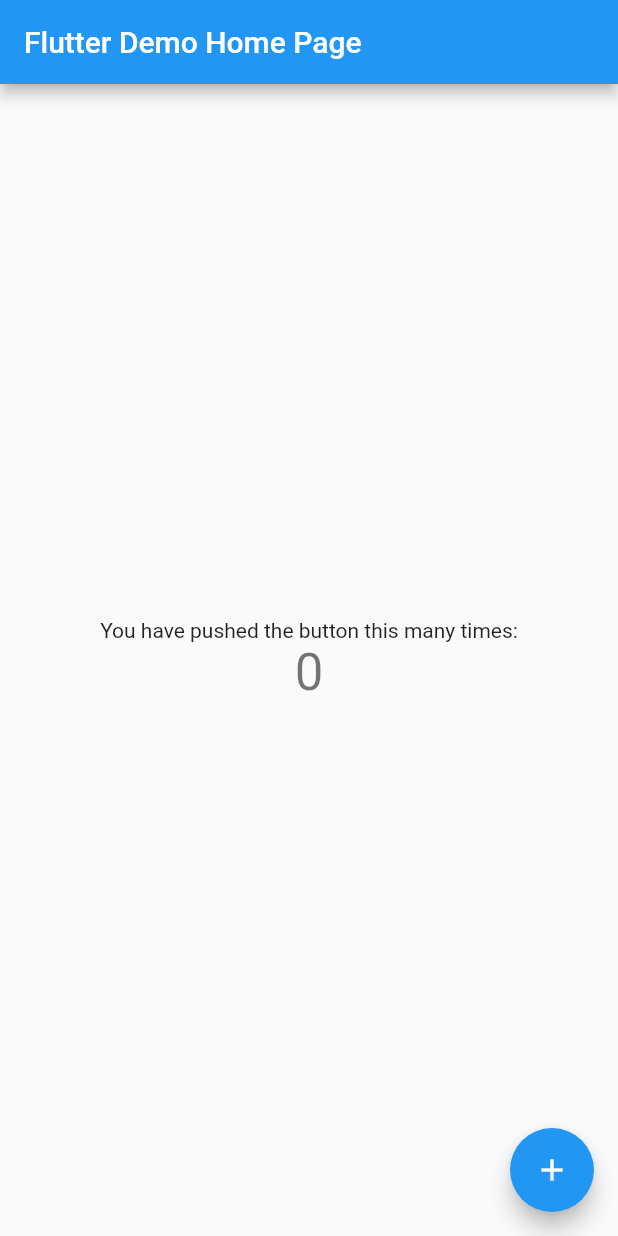
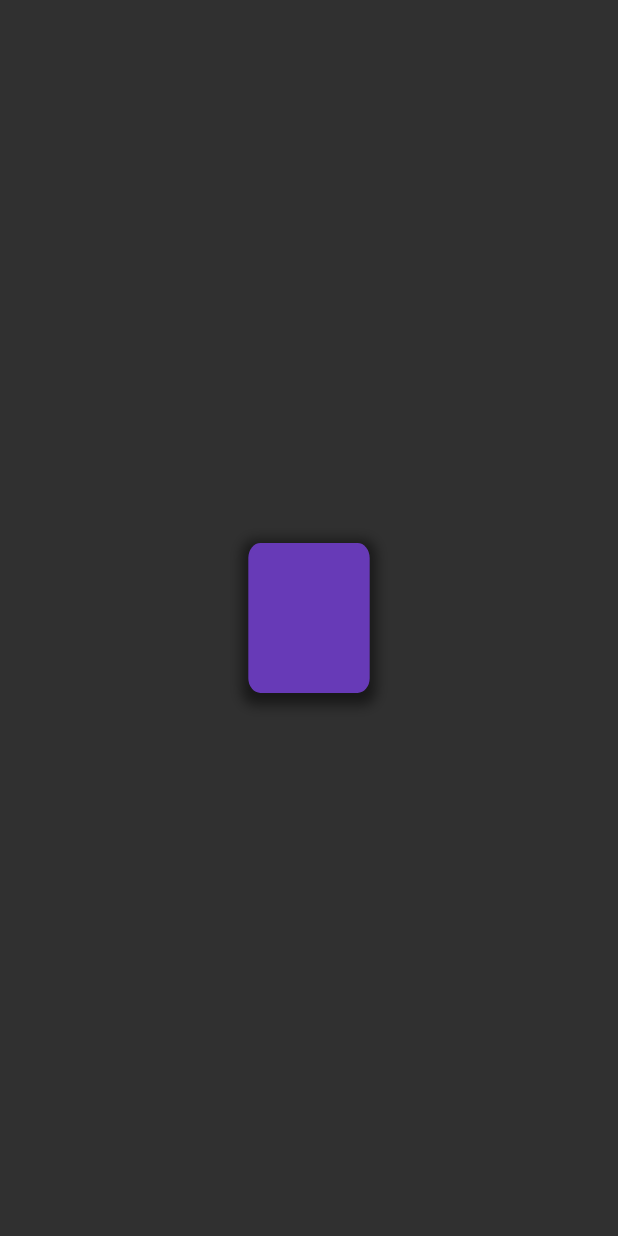
Before and after one commit to Maurisz02/flutter_animatons, a Flutter app: the screen it shows after launch, on a phone screen of 412 x 824 dp. Run offline on Flutter 3.47's test engine with Material 2 defaults, Android fonts, the phone set to English and light mode, and no system bars.

Commit message:
Animation, controller, Tween, Transform, AnimatedBuilder example

```diff
--- a/lib/main.dart
+++ b/lib/main.dart
@@ -1,115 +1,114 @@
+import 'dart:math' show pi;
+
 import 'package:flutter/material.dart';
 
+// create custom shortcuts same guy
+
 void main() {
-  runApp(const MyApp());
+  runApp(
+    const MyApp(),
+  );
 }
 
 class MyApp extends StatelessWidget {
-  const MyApp({super.key});
+  const MyApp({
+    Key? key,
+  }) : super(key: key);
 
-  // This widget is the root of your application.
   @override
   Widget build(BuildContext context) {
     return MaterialApp(
-      title: 'Flutter Demo',
-      theme: ThemeData(
-        // This is the theme of your application.
-        //
-        // Try running your application with "flutter run". You'll see the
-        // application has a blue toolbar. Then, without quitting the app, try
-        // changing the primarySwatch below to Colors.green and then invoke
-        // "hot reload" (press "r" in the console where you ran "flutter run",
-        // or simply save your changes to "hot reload" in a Flutter IDE).
-        // Notice that the counter didn't reset back to zero; the application
-        // is not restarted.
-        primarySwatch: Colors.blue,
-      ),
-      home: const MyHomePage(title: 'Flutter Demo Home Page'),
+      theme: ThemeData(brightness: Brightness.dark),
+      darkTheme: ThemeData(brightness: Brightness.dark),
+      themeMode: ThemeMode.dark,
+      debugShowCheckedModeBanner: false,
+      debugShowMaterialGrid: false,
+      home: const HomePage(),
     );
   }
 }
 
-class MyHomePage extends StatefulWidget {
-  const MyHomePage({super.key, required this.title});
-
-  // This widget is the home page of your application. It is stateful, meaning
-  // that it has a State object (defined below) that contains fields that affect
-  // how it looks.
-
-  // This class is the configuration for the state. It holds the values (in this
-  // case the title) provided by the parent (in this case the App widget) and
-  // used by the build method of the State. Fields in a Widget subclass are
-  // always marked "final".
-
-  final String title;
+class HomePage extends StatefulWidget {
+  const HomePage({
+    Key? key,
+  }) : super(key: key);
 
   @override
-  State<MyHomePage> createState() => _MyHomePageState();
+  State<HomePage> createState() => _HomePageState();
 }
 
-class _MyHomePageState extends State<MyHomePage> {
-  int _counter = 0;
+class _HomePageState extends State<HomePage>
+    with SingleTickerProviderStateMixin {
+  late AnimationController _controller;
+  late Animation<double> _animation;
 
-  void _incrementCounter() {
-    setState(() {
-      // This call to setState tells the Flutter framework that something has
-      // changed in this State, which causes it to rerun the build method below
-      // so that the display can reflect the updated values. If we changed
-      // _counter without calling setState(), then the build method would not be
-      // called again, and so nothing would appear to happen.
-      _counter++;
-    });
+  @override
+  void initState() {
+    super.initState();
+    _controller = AnimationController(
+      vsync: this,
+      duration: const Duration(seconds: 2),
+    );
+
+    _animation = Tween<double>(
+      begin: 0.0,
+      end: 2 * pi,
+    ).animate(_controller);
+
+    _controller.repeat();
   }
 
   @override
+  void dispose() {
+    _controller.dispose();
+    super.dispose();
+  }
+
+  /*
+  0.0 = 0 degrees
+  0.5 = 180 degrees
+  1.0 = 360 degrees
+  */
+  // transform describe how and where tit child can go or how can go
+  // you need to add something which animates depend on the controller
+  // need to re render the screen with animated builder
+
+  @override
   Widget build(BuildContext context) {
-    // This method is rerun every time setState is called, for instance as done
-    // by the _incrementCounter method above.
-    //
-    // The Flutter framework has been optimized to make rerunning build methods
-    // fast, so that you can just rebuild anything that needs updating rather
-    // than having to individually change instances of widgets.
     return Scaffold(
-      appBar: AppBar(
-        // Here we take the value from the MyHomePage object that was created by
-        // the App.build method, and use it to set our appbar title.
-        title: Text(widget.title),
-      ),
       body: Center(
-        // Center is a layout widget. It takes a single child and positions it
-        // in the middle of the parent.
-        child: Column(
-          // Column is also a layout widget. It takes a list of children and
-          // arranges them vertically. By default, it sizes itself to fit its
-          // children horizontally, and tries to be as tall as its parent.
-          //
-          // Invoke "debug painting" (press "p" in the console, choose the
-          // "Toggle Debug Paint" action from the Flutter Inspector in Android
-          // Studio, or the "Toggle Debug Paint" command in Visual Studio Code)
-          // to see the wireframe for each widget.
-          //
-          // Column has various properties to control how it sizes itself and
-          // how it positions its children. Here we use mainAxisAlignment to
-          // center the children vertically; the main axis here is the vertical
-          // axis because Columns are vertical (the cross axis would be
-          // horizontal).
-          mainAxisAlignment: MainAxisAlignment.center,
-          children: <Widget>[
-            const Text(
-              'You have pushed the button this many times:',
-            ),
-            Text(
-              '$_counter',
-              style: Theme.of(context).textTheme.headlineMedium,
-            ),
-          ],
+        child: AnimatedBuilder(
+          animation: _controller,
+          builder: (context, child) {
+            return Transform(
+              // alignment center means it draws a circle at the center and it rotate the object at cthe center
+              // with origin: offset you an more specify where the middle of the rotating point should be (egy pntotállitasz be ami köré egy kört rajzol és az a pont lesz a köep a körül forog az object)
+              // Offset(50,50) now it means th middle because our container is a 100 by 100 Offset(x,y)
+              alignment: Alignment.center,
+              transform: Matrix4.identity()
+                ..rotateY(
+                  _animation.value,
+                ),
+              child: Container(
+                width: 100,
+                height: 100,
+                decoration: BoxDecoration(
+                  color: Colors.deepPurple,
+                  borderRadius: BorderRadius.circular(10),
+                  boxShadow: [
+                    BoxShadow(
+                      color: Colors.black.withOpacity(0.5),
+                      spreadRadius: 5,
+                      blurRadius: 7,
+                      offset: const Offset(0, 3),
+                    ),
+                  ],
+                ),
+              ),
+            );
+          },
         ),
       ),
-      floatingActionButton: FloatingActionButton(
-        onPressed: _incrementCounter,
-        tooltip: 'Increment',
-        child: const Icon(Icons.add),
-      ), // This trailing comma makes auto-formatting nicer for build methods.
     );
   }
 }
```
